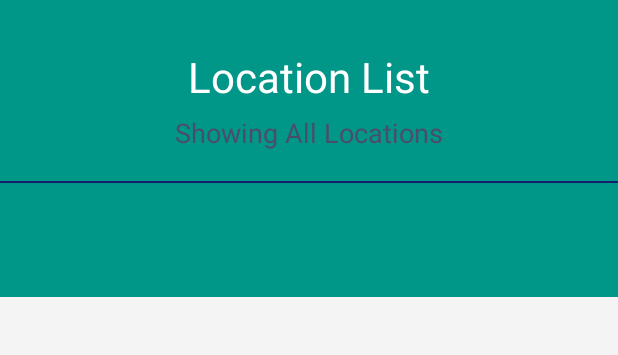
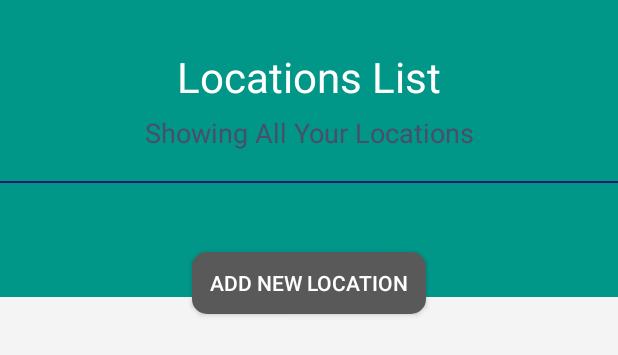
Before and after one commit to AndreyRichman/IVE, an Android app: the layout fragment_locations_list.xml on its own in the app's theme, with its tools: preview values and no code run, on a phone screen of 412 x 824 dp. Shown: the top 355 px of the screen. Run offline under Robolectric (Android 15) with nearby library versions, the phone set to English and light mode, and no system bars; Roboto replaces fonts that are not available here.

Commit message:
fixing: fragment_locations_list xml

```diff
--- a/app/src/main/res/layout/fragment_locations_list.xml
+++ b/app/src/main/res/layout/fragment_locations_list.xml
@@ -7,7 +7,7 @@
     android:background="#F4F4F4"
     android:orientation="vertical"
     android:paddingBottom="60dp"
-    tools:context=".pages.home.tasksbylocation.TasksByLocationFragment">
+    tools:context=".pages.home.location.LocationsFragment">
 
 
     <LinearLayout
@@ -21,7 +21,7 @@
             android:layout_width="match_parent"
             android:layout_height="wrap_content"
             android:layout_marginTop="32dp"
-            android:text="Location List"
+            android:text="Locations List"
             android:textAlignment="center"
             android:textColor="#FFF"
             android:textSize="28sp" />
@@ -31,7 +31,7 @@
             android:layout_width="match_parent"
             android:layout_height="wrap_content"
             android:layout_marginTop="6dp"
-            android:text="Showing All Locations"
+            android:text="Showing All Your Locations"
             android:textAlignment="center"
 
             android:textColor="#4A4E6A"
@@ -56,5 +56,16 @@
 
     </androidx.recyclerview.widget.RecyclerView>
 
+    <Button
+        android:id="@+id/manage_locations"
+        android:layout_width="156dp"
+        android:layout_height="41dp"
+        android:layout_marginTop="30dp"
+        android:gravity="center"
+        android:layout_gravity="center_horizontal"
+        android:background="@drawable/rounded_corners"
+        android:text="Add New Location"
+        android:textColor="#FFFFFF" />
+
 
 </LinearLayout>
```
